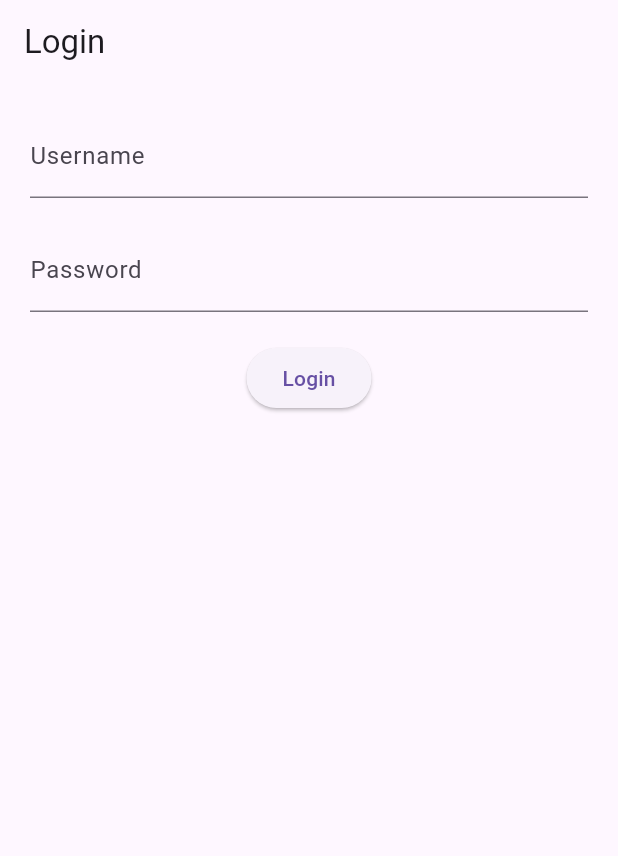
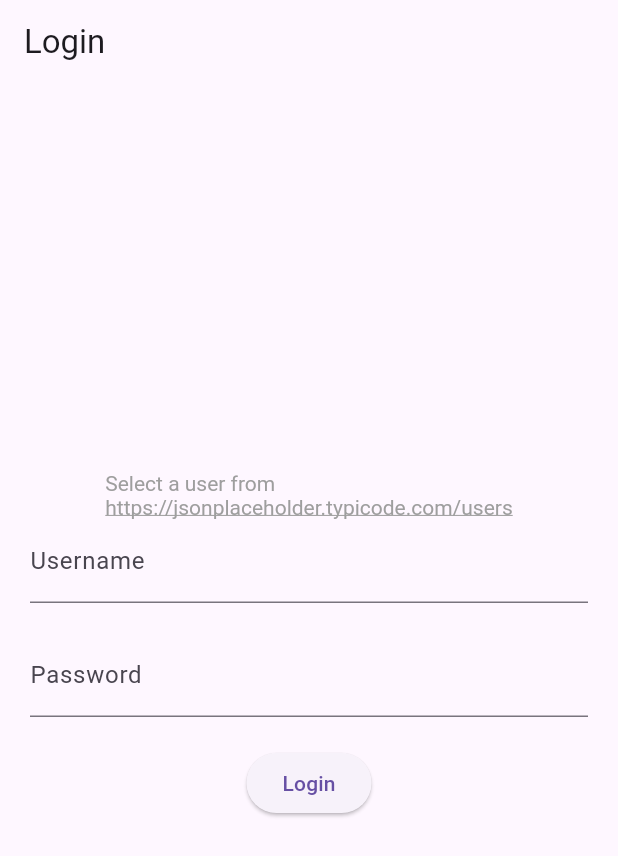
Before and after one commit to ashans/flutter_album_post, a Flutter app: the screen it shows after launch, on a phone screen of 412 x 824 dp. Shown: the top 856 px of the screen. Run offline on Flutter 3.47's test engine with Material 3 defaults, Android fonts, the phone set to English and light mode, and no system bars; accounts and stored records are empty.

Commit message:
Change login screen

```diff
--- a/lib/screens/login.dart
+++ b/lib/screens/login.dart
@@ -1,7 +1,10 @@
+import 'package:flutter/gestures.dart';
 import 'package:flutter/material.dart';
 import 'package:provider/provider.dart';
 import 'package:sample_application/providers/user_service.dart';
 import 'package:sample_application/providers/auth_service.dart';
+import 'package:url_launcher/url_launcher.dart';
+import 'package:url_launcher/url_launcher_string.dart';
 
 class LoginPage extends StatefulWidget {
   const LoginPage({super.key});
@@ -49,7 +52,23 @@ class _LoginPageState extends State<LoginPage> {
       body: Padding(
         padding: const EdgeInsets.all(20.0),
         child: Column(
+          mainAxisAlignment: MainAxisAlignment.center,
           children: [
+            RichText(
+              text: TextSpan(
+                children: [
+                  const TextSpan(text: 'Select a user from\n'),
+                  TextSpan(
+                      text: 'https://jsonplaceholder.typicode.com/users',
+                      style:
+                          const TextStyle(decoration: TextDecoration.underline),
+                      recognizer: TapGestureRecognizer()
+                        ..onTap = () => launchUrlString(
+                            'https://jsonplaceholder.typicode.com/users'))
+                ],
+                style: const TextStyle(color: Colors.grey),
+              ),
+            ),
             TextField(
               controller: _usernameController,
               decoration: const InputDecoration(
@@ -70,7 +89,11 @@ class _LoginPageState extends State<LoginPage> {
               child: const Text('Login'),
             ),
             const SizedBox(height: 20),
-            Text(err, style: const TextStyle(color: Colors.red),)
+            if (err != "")
+              Text(
+                err,
+                style: const TextStyle(color: Colors.red),
+              )
           ],
         ),
       ),
--- a/pubspec.yaml
+++ b/pubspec.yaml
@@ -12,6 +12,7 @@ dependencies:
   provider: ^6.0.0
   http: ^1.2.1
   json_annotation: ^4.9.0
+  url_launcher: ^6.2.6
 
 dev_dependencies:
   flutter_test:
```
Also changed, not shown: pubspec.lock, 11 other files.
